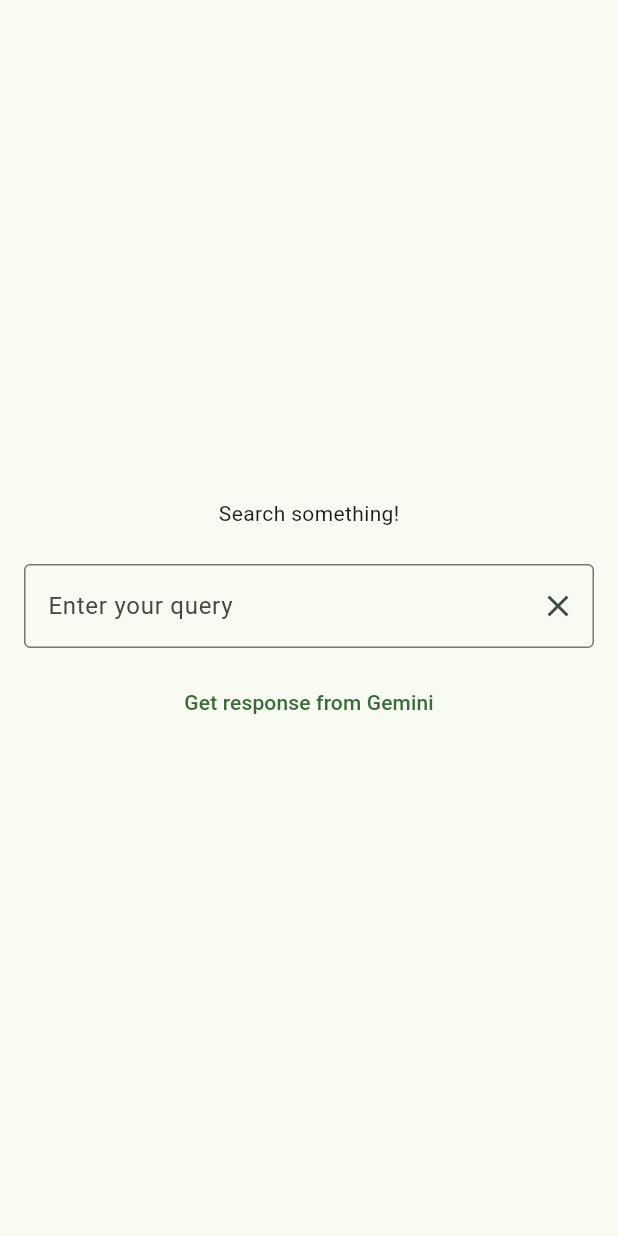
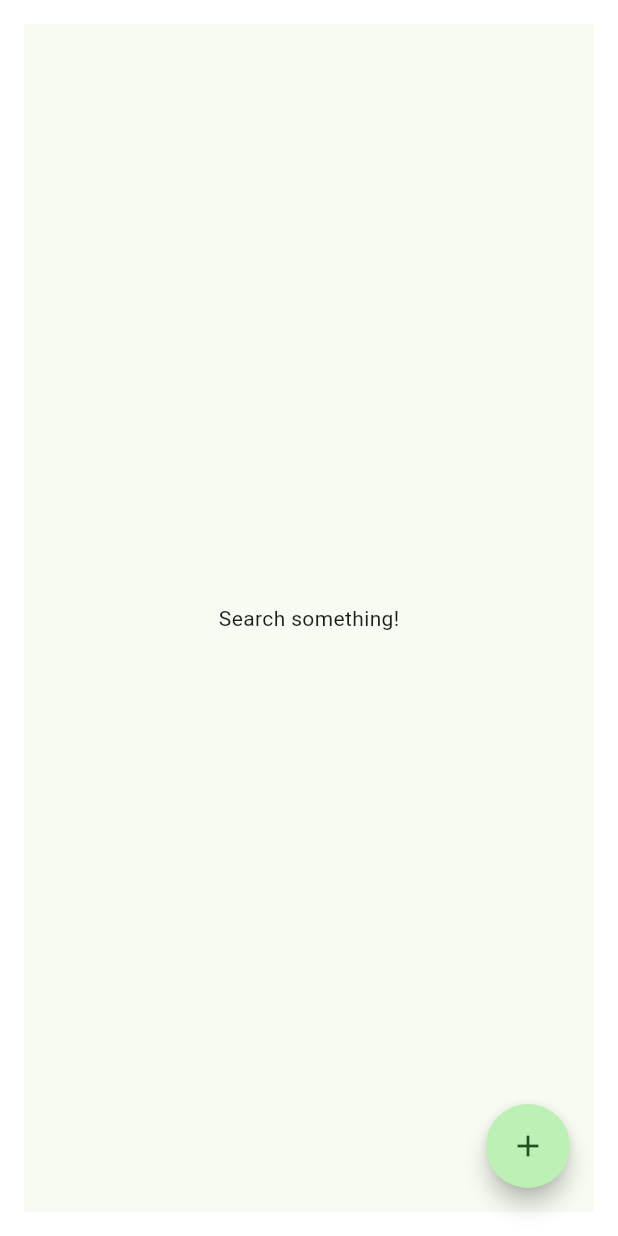
Before and after one commit to shyukahn/madcamp_week2_front, a Flutter app: the ProblemPage screen opened directly, on a phone screen of 412 x 824 dp. Run offline on Flutter 3.47's test engine with Material 3 defaults, Android fonts, the phone set to English and light mode, and no system bars; drawn by our look-alikes of flutter_expandable_fab; our stand-ins replace flutter_dotenv, flutter_gemini, fluttertoast, image_picker; missing offline and left inert: kakao_flutter_sdk.

Commit message:
feat: gemini solves problem from image

```diff
--- a/lib/pages/problem_page.dart
+++ b/lib/pages/problem_page.dart
@@ -1,4 +1,8 @@
+import 'dart:io';
+
 import 'package:flutter/material.dart';
+import 'package:flutter_expandable_fab/flutter_expandable_fab.dart';
+import 'package:image_picker/image_picker.dart';
 import 'package:serverapp/api/gemini_api.dart';
 
 class ProblemPage extends StatefulWidget {
@@ -11,15 +15,25 @@ class ProblemPage extends StatefulWidget {
 class _ProblemPageState extends State<ProblemPage> {
   String? _response;
   bool _loading = false;
-  final TextEditingController _geminiInputController = TextEditingController();
+  final imagePicker = ImagePicker();
 
-  void _getResponse() async {
+  void _getResponse(ImageSource source) async {
     setState(() {
       _loading = true;
       _response = null;
     });
 
-    final response = await GeminiSource.getFromText(_geminiInputController.text);
+    final image = await imagePicker.pickImage(source: source);
+    if (image == null) {
+      setState(() {
+        _loading = false;
+      });
+    }
+
+    final response = await GeminiSource.getFromImageAndText(
+      File(image!.path),
+      '이 문제를 보고 문제를 한국어로 번역해주고, 문제의 답을 준 다음 풀이도 써줘. 답변은 JSON형식으로 해주고, 번역문은 content 키에, 답은 answer 키에, 풀이는 solution 키에 넣어줘.'
+    );
 
     setState(() {
       _response = response;
@@ -31,22 +45,20 @@ class _ProblemPageState extends State<ProblemPage> {
   Widget build(BuildContext context) {
     return Padding(
       padding: const EdgeInsets.all(16.0),
-      child: Column(
-        mainAxisAlignment: MainAxisAlignment.center,
-        children: [
-          _geminiResponseText(),
-          const SizedBox(height: 24),
-          _userInputTextField(),
-          const SizedBox(height: 12),
-          _getResponseButton(),
-        ],
-      ),
+      child: Scaffold(
+        body: Center(
+          child: _geminiResponseText(),
+        ),
+        floatingActionButtonLocation: ExpandableFab.location,
+        floatingActionButton: _floatingActionButton(),
+      )
     );
   }
 
   Widget _geminiResponseText() {
     if (_loading) {
       return const Column(
+        mainAxisAlignment: MainAxisAlignment.center,
         children: [
           CircularProgressIndicator(),
           SizedBox(height: 16),
@@ -57,7 +69,7 @@ class _ProblemPageState extends State<ProblemPage> {
       return Container(
         padding: const EdgeInsets.all(8.0),
         constraints: const BoxConstraints(
-            maxHeight: 300
+            maxHeight: 500
         ),
         decoration: BoxDecoration(
           border: Border.all(color: Colors.grey),
@@ -74,24 +86,44 @@ class _ProblemPageState extends State<ProblemPage> {
     }
   }
 
-  Widget _userInputTextField() {
-    return TextField(
-      controller: _geminiInputController,
-      decoration: InputDecoration(
-        border: const OutlineInputBorder(),
-        hintText: 'Enter your query',
-        suffixIcon: IconButton(
-          onPressed: _geminiInputController.clear,
-          icon: const Icon(Icons.clear),
-        )
+  Widget _floatingActionButton() {
+    return ExpandableFab(
+      distance: 75,
+      duration: const Duration(milliseconds: 200),
+      type: ExpandableFabType.up,
+      openButtonBuilder: RotateFloatingActionButtonBuilder(
+        child: const Icon(Icons.add),
+        shape: const CircleBorder(),
+        angle: 0.7854,
       ),
+      closeButtonBuilder: RotateFloatingActionButtonBuilder(
+        child: const Icon(Icons.close),
+        shape: const CircleBorder(),
+      ),
+      children: [
+        _fabGallery(),
+        _fabCamera(),
+      ],
     );
   }
 
-  Widget _getResponseButton() {
-    return TextButton(
-      onPressed: _getResponse,
-      child: const Text('Get response from Gemini'),
+  Widget _fabCamera() {
+    return FloatingActionButton(
+      onPressed: () {
+        _getResponse(ImageSource.camera);
+      },
+      shape: const CircleBorder(),
+      child: const Icon(Icons.add_a_photo),
+    );
+  }
+
+  Widget _fabGallery() {
+    return FloatingActionButton(
+      onPressed: () {
+        _getResponse(ImageSource.gallery);
+      },
+      shape: const CircleBorder(),
+      child: const Icon(Icons.add_photo_alternate),
     );
   }
 }
--- a/pubspec.yaml
+++ b/pubspec.yaml
@@ -40,6 +40,8 @@ dependencies:
   flutter_gemini: ^2.0.4
   http: ^1.2.1
   fluttertoast: ^8.2.6
+  image_picker: ^1.1.2
+  flutter_expandable_fab: ^2.1.0
 
 dev_dependencies:
   flutter_test:
```
Also changed, not shown: lib/api/gemini_api.dart (+9 -2 lines), pubspec.lock.
